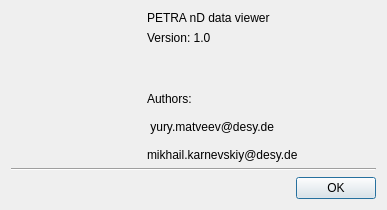
This is uis/about_dialog.ui in yamedvedya/data_viewer as Qt 5 draws it before an edit. The edited form follows.
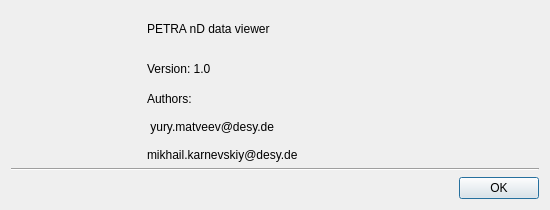
This is the edited form. Icons and pictures are not drawn.

Patch:
```diff
--- a/uis/about_dialog.ui
+++ b/uis/about_dialog.ui
@@ -6,7 +6,7 @@
    <rect>
     <x>0</x>
     <y>0</y>
-    <width>387</width>
+    <width>550</width>
     <height>210</height>
    </rect>
   </property>
@@ -18,13 +18,13 @@
   </property>
   <property name="minimumSize">
    <size>
-    <width>330</width>
+    <width>550</width>
     <height>210</height>
    </size>
   </property>
   <property name="maximumSize">
    <size>
-    <width>450</width>
+    <width>550</width>
     <height>210</height>
    </size>
   </property>
@@ -73,27 +73,7 @@
         </widget>
        </item>
        <item>
-        <widget class="QLabel" name="lbModified">
-         <property name="text">
-          <string/>
-         </property>
-        </widget>
-       </item>
-       <item>
-        <spacer name="verticalSpacer">
-         <property name="orientation">
-          <enum>Qt::Vertical</enum>
-         </property>
-         <property name="sizeHint" stdset="0">
-          <size>
-           <width>20</width>
-           <height>40</height>
-          </size>
-         </property>
-        </spacer>
-       </item>
-       <item>
-        <widget class="QLabel" name="lbEmail">
+        <widget class="QLabel" name="lb_authors">
          <property name="minimumSize">
           <size>
            <width>200</width>
```
Left out of the diff: 7 changed lines with no effect on the pictures.
